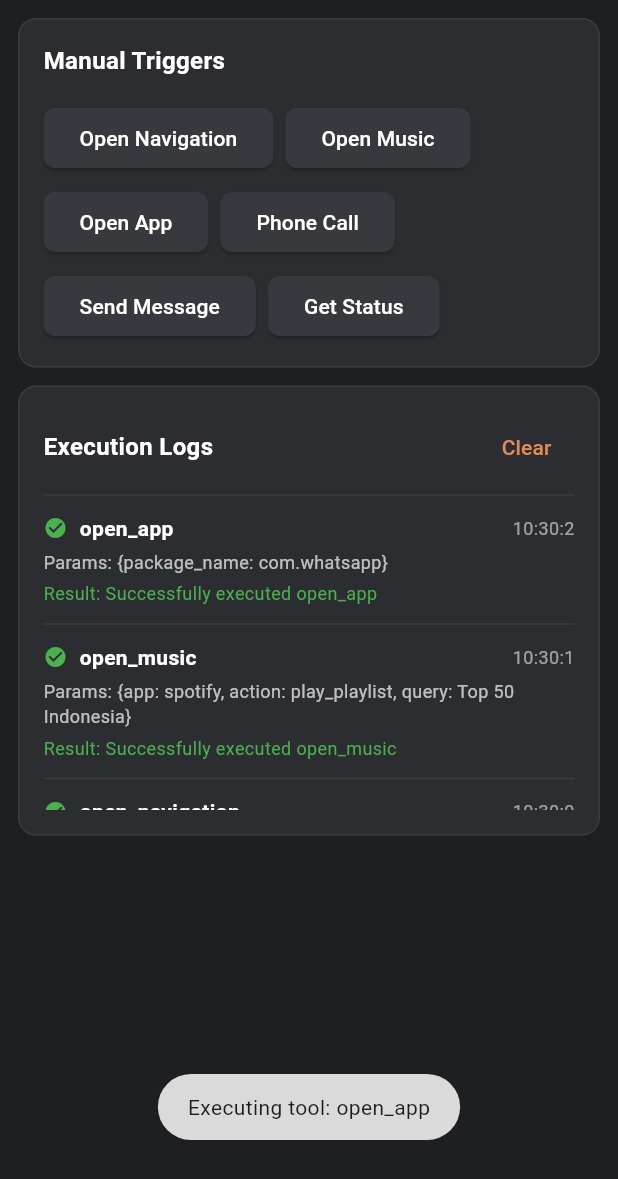
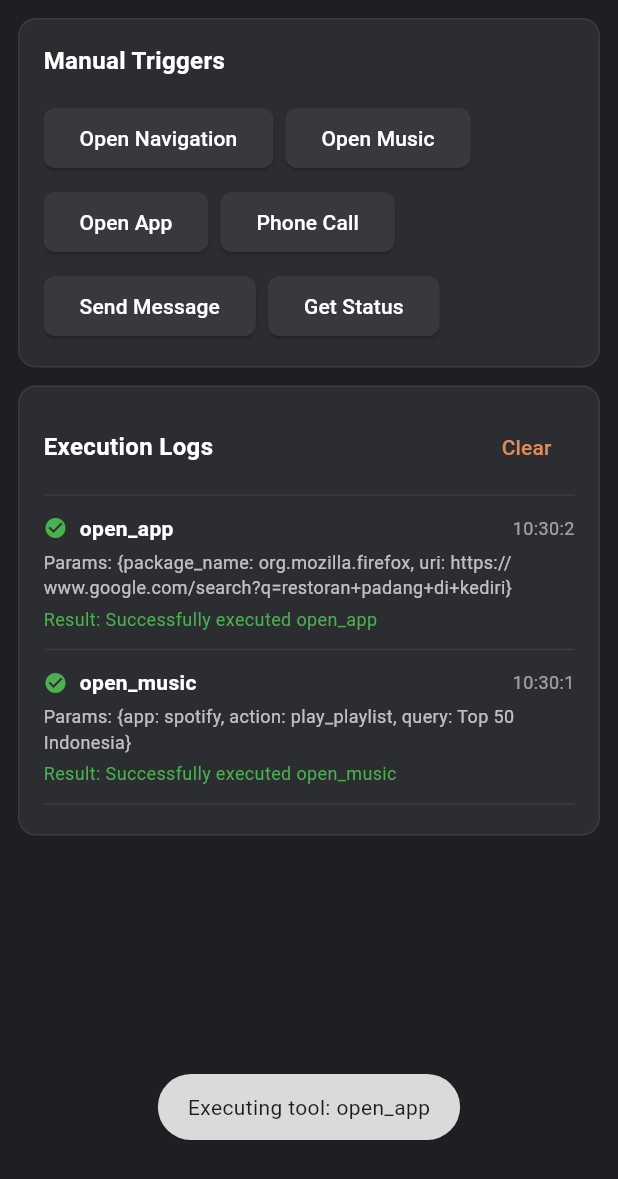
Before and after one commit to nixon42/flutter_mimo, a Flutter app: the DebugToolsPanel widget shown alone on an empty page, opened directly, after a tap on "Open Navigation", after a tap on "Open Music", after a tap on "Open App", on a phone screen of 412 x 824 dp. Shown: the top 1179 px of the screen. Run offline on Flutter 3.47's test engine with Material 3 defaults, Android fonts, the phone set to English and light mode, and no system bars; our stand-ins replace fluttertoast, permission_handler, shared_preferences; missing offline and left inert: android_intent_plus, flutter_foreground_task, mqtt_client; accounts and stored records are empty.

Commit message:
test(flutter): update open_app debug button to launch firefox search

```diff
--- a/lib/presentation/ui/widgets/debug_tools_panel.dart
+++ b/lib/presentation/ui/widgets/debug_tools_panel.dart
@@ -61,7 +61,10 @@ class DebugToolsPanel extends StatelessWidget {
                 state.triggerTool('open_music', {'app': 'spotify', 'action': 'play_playlist', 'query': 'Top 50 Indonesia'});
               }),
               _buildToolButton('Open App', () {
-                state.triggerTool('open_app', {'package_name': 'com.whatsapp'});
+                state.triggerTool('open_app', {
+                  'package_name': 'org.mozilla.firefox',
+                  'uri': 'https://www.google.com/search?q=restoran+padang+di+kediri'
+                });
               }),
               _buildToolButton('Phone Call', () {
                 state.triggerTool('phone_call', {'number': '081234567890'});
```
